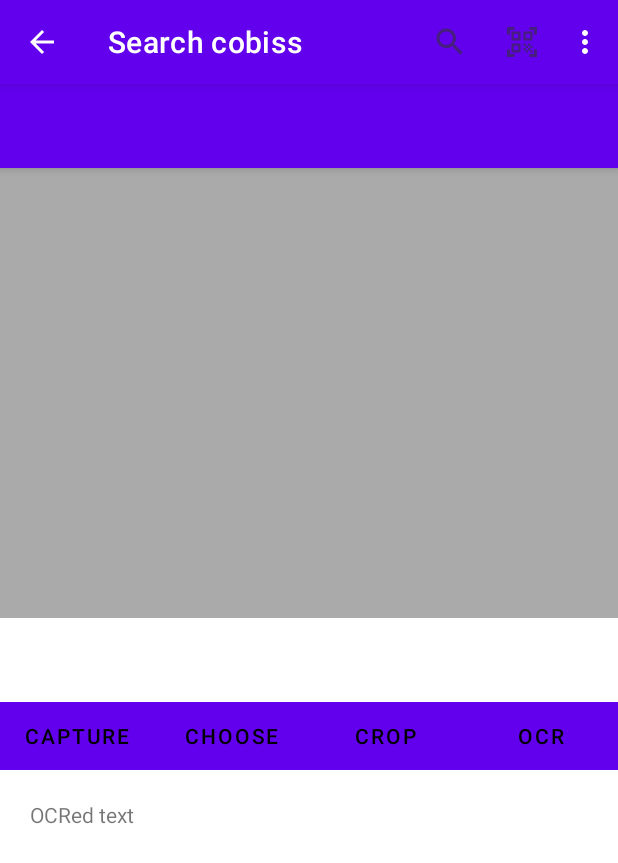
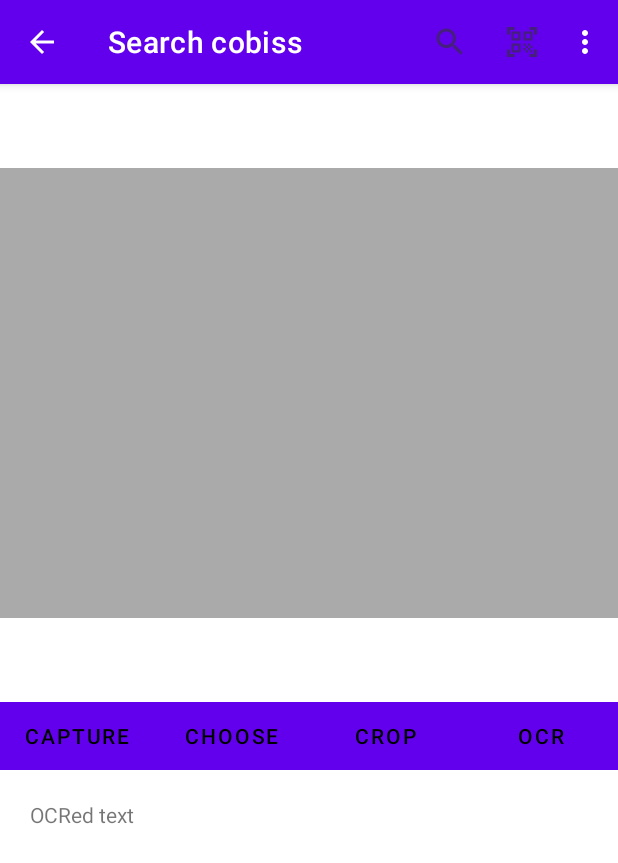
Before and after one commit to homoludens/MyLibrary, an Android app: the BookPhotoActivity screen opened directly, with no data from a screen before it, on a phone screen of 412 x 824 dp. Shown: the top 863 px of the screen. Run offline under Robolectric (Android 15) with nearby library versions, the phone set to English and light mode, and no system bars; our stand-ins replace Picasso; libraries missing offline, so code that uses them is left out: com.google.mlkit.vision, com.google.zxing.integration, com.zynksoftware.documentscanner; pictures from the network do not load; 5 statements that could not run were skipped.

Commit message:
remove double appbar

```diff
--- a/app/src/main/res/layout/activity_book_photo.xml
+++ b/app/src/main/res/layout/activity_book_photo.xml
@@ -8,23 +8,6 @@
     android:id="@+id/book_photo_activity"
     >
 
-    <com.google.android.material.appbar.AppBarLayout
-        android:id="@+id/appBarLayout"
-        android:layout_width="match_parent"
-        android:layout_height="wrap_content"
-        app:layout_constraintTop_toTopOf="parent"
-        android:theme="@style/Theme.MojaKnjizara.AppBarOverlay">
-
-        <androidx.appcompat.widget.Toolbar
-            android:id="@+id/toolbar"
-            android:layout_width="match_parent"
-            android:layout_height="?attr/actionBarSize"
-            android:background="?attr/colorPrimary"
-            app:popupTheme="@style/Theme.MojaKnjizara.PopupOverlay" />
-
-    </com.google.android.material.appbar.AppBarLayout>
-
-
     <include layout="@layout/book_photo_content" />
 
 
```
Also changed, not shown: app/src/main/res/layout/activity_book_edit.xml (+0 -15 lines), app/src/main/res/layout/activity_book_view.xml (+0 -17 lines), app/src/main/res/layout/activity_library_search.xml (+0 -17 lines).
